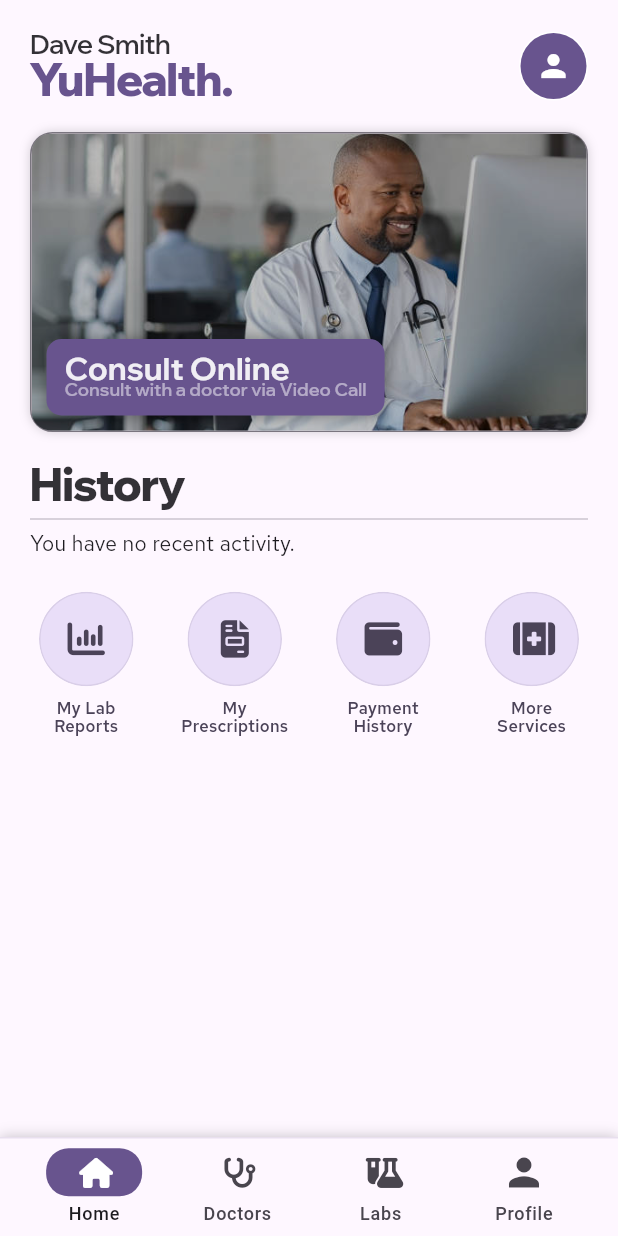
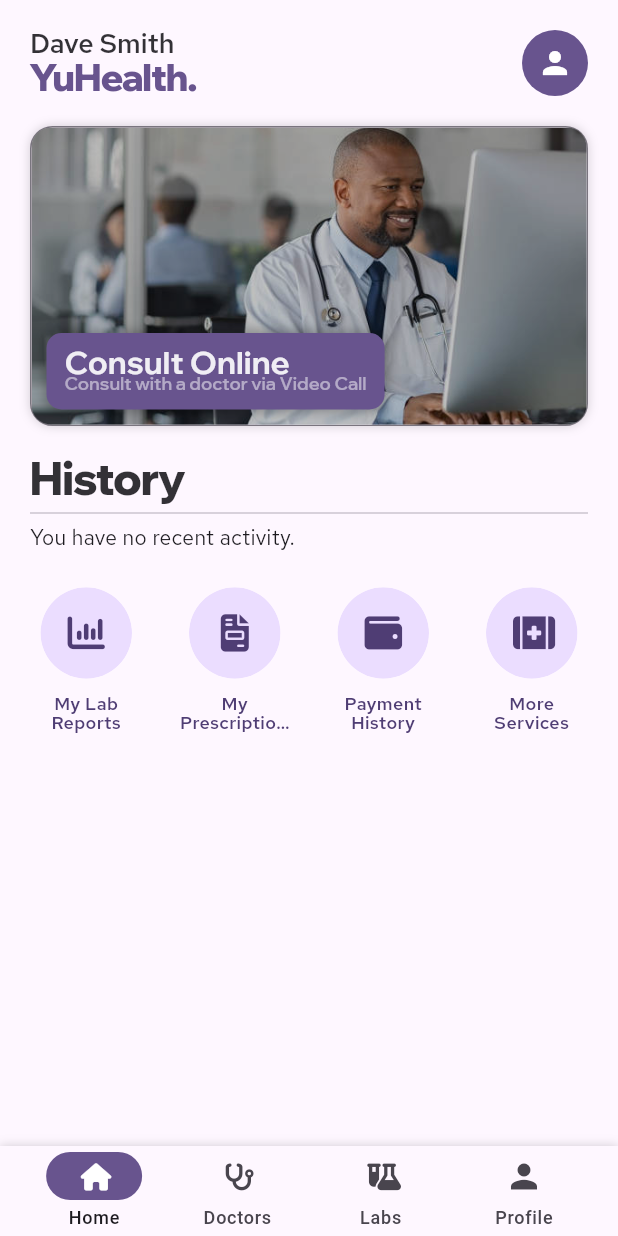
Before and after one commit to PremjithK/project_yu_health, a Flutter app: the HomePage screen opened directly, on a phone screen of 412 x 824 dp. Run offline on Flutter 3.47's test engine with Material 2 defaults, Android fonts, the phone set to English and light mode, and no system bars; our stand-ins replace bloc, font_awesome_flutter, get; generated files the repository leaves out were written again.

Commit message:
ui redesign

```diff
--- a/lib/app/view/app.dart
+++ b/lib/app/view/app.dart
@@ -10,8 +10,8 @@ class App extends StatelessWidget {
   @override
   Widget build(BuildContext context) {
     return GetMaterialApp(
-      theme: lightTheme2,
-      darkTheme: darkTheme2,
+      theme: lightTheme,
+      darkTheme: darkTheme,
       //themeMode: ThemeMode.system,
       debugShowCheckedModeBanner: false,
       localizationsDelegates: AppLocalizations.localizationsDelegates,
--- a/lib/custom_widgets/dashboard_circle_option.dart
+++ b/lib/custom_widgets/dashboard_circle_option.dart
@@ -1,4 +1,5 @@
 import 'package:flutter/material.dart';
+import 'package:yu_health/config/text_sizes.dart';
 import 'package:yu_health/custom_widgets/spacing.dart';
 import 'package:yu_health/custom_widgets/theme.dart';
 
@@ -22,7 +23,6 @@ class _DashboardCircleOptionState extends State<DashboardCircleOption> {
   Widget build(BuildContext context) {
     final theme = Theme.of(context).colorScheme;
     return SizedBox(
-      //color: Colors.red,
       width: 75,
       height: 110,
       child: Column(
@@ -34,26 +34,21 @@ class _DashboardCircleOptionState extends State<DashboardCircleOption> {
             color: Colors.transparent,
             child: InkWell(
               onTap: widget.onTap,
-              onTapDown: (details) {
-                // setState(() {});
-              },
+              onTapDown: (details) {},
               //
               // focusColor: theme.secondaryContainer,
-              // highlightColor: theme.secondaryContainer,
-              // splashColor: theme.secondaryContainer,
+              highlightColor: theme.primary,
+              splashColor: theme.primary,
               child: Ink(
                 height: 70,
                 padding: const EdgeInsets.all(18),
                 decoration: BoxDecoration(
                   shape: BoxShape.circle,
-                  color: theme.secondaryContainer,
-                  border: Border.all(
-                    color: theme.onSecondaryContainer.withOpacity(0.1),
-                  ),
+                  color: theme.primaryContainer,
                 ),
                 child: Icon(
                   widget.icon,
-                  color: theme.onSecondaryContainer,
+                  color: theme.onPrimaryContainer,
                   size: 25,
                 ),
               ),
@@ -63,10 +58,10 @@ class _DashboardCircleOptionState extends State<DashboardCircleOption> {
           Text(
             widget.caption,
             style: TextStyle(
-              fontSize: 11,
+              fontSize: TextSizes.b3,
               fontFamily: secondaryFont,
               fontWeight: FontWeight.w600,
-              color: theme.onSecondaryContainer,
+              color: theme.onPrimaryContainer,
               height: 1.1,
             ),
             overflow: TextOverflow.ellipsis,
--- a/lib/custom_widgets/doctor_search_result_card.dart
+++ b/lib/custom_widgets/doctor_search_result_card.dart
@@ -29,11 +29,8 @@ class DoctorSearchResultCard extends StatelessWidget {
           onTap: onTap,
           child: Ink(
             decoration: BoxDecoration(
-              color: theme.onBackground.withOpacity(0.05),
+              color: theme.onBackground.withOpacity(0.1),
               borderRadius: BorderRadius.circular(15),
-              border: Border.all(
-                color: theme.onPrimaryContainer.withOpacity(0.15),
-              ),
             ),
             child: Column(
               crossAxisAlignment: CrossAxisAlignment.start,
--- a/lib/custom_widgets/navigation_bar.dart
+++ b/lib/custom_widgets/navigation_bar.dart
@@ -1,14 +1,14 @@
 import 'package:flutter/material.dart';
 import 'package:font_awesome_flutter/font_awesome_flutter.dart';
 
-const double commonIconSize = 20;
+const double commonIconSize = 18;
 
 class MyNavigationBar extends StatelessWidget {
   const MyNavigationBar({
     required this.selectedIndex,
     required this.onDestinationSelected,
     this.backgroundColor = Colors.transparent,
-    this.height = 65,
+    this.height = 60,
     super.key,
   });
 
@@ -23,14 +23,15 @@ class MyNavigationBar extends StatelessWidget {
     return Padding(
       padding: const EdgeInsets.symmetric(horizontal: 15),
       child: NavigationBar(
+        animationDuration: const Duration(milliseconds: 500),
         height: height,
         indicatorColor: theme.primary,
         surfaceTintColor: theme.background,
         backgroundColor: backgroundColor,
         indicatorShape: const RoundedRectangleBorder(
           borderRadius: BorderRadius.horizontal(
-            left: Radius.circular(15),
-            right: Radius.circular(15),
+            left: Radius.circular(20),
+            right: Radius.circular(20),
           ),
         ),
         destinations: [
@@ -73,12 +74,12 @@ class MyNavigationBar extends StatelessWidget {
           NavigationDestination(
             icon: const Icon(
               Icons.person,
-              size: commonIconSize + 10,
+              size: commonIconSize + 8,
             ),
             selectedIcon: Icon(
               Icons.person,
               color: theme.onPrimary,
-              size: commonIconSize + 10,
+              size: commonIconSize + 8,
             ),
             label: 'Profile',
           ),
--- a/lib/custom_widgets/profile_avatar_circle.dart
+++ b/lib/custom_widgets/profile_avatar_circle.dart
@@ -19,12 +19,7 @@ class _ProfilePictureAvatarState extends State<ProfilePictureAvatar> {
     return GestureDetector(
       onTap: widget.onTap,
       child: Container(
-        decoration: BoxDecoration(
-          shape: BoxShape.circle,
-          border: Border.all(
-            color: theme.onPrimary,
-          ),
-        ),
+        decoration: const BoxDecoration(shape: BoxShape.circle),
         child: CircleAvatar(
           backgroundColor: theme.primary,
           minRadius: 22,
--- a/lib/custom_widgets/theme.dart
+++ b/lib/custom_widgets/theme.dart
@@ -6,15 +6,6 @@ const String primaryFont = 'Wix';
 const String secondaryFont = 'RedHat';
 const String monospacedFont = 'OxygenMono';
 
-// Text Theme
-const myTextTheme = TextTheme(
-  labelMedium: TextStyle(
-    fontSize: 12,
-    letterSpacing: 0,
-    fontWeight: FontWeight.w600,
-    fontFamily: primaryFont,
-  ),
-);
 ///////////////////////////////////////////////
 // Color Scheme
 const lightColorScheme = ColorScheme(
@@ -84,30 +75,25 @@ const darkColorScheme = ColorScheme(
   outlineVariant: Color(0xFF45464F),
   scrim: Color(0xFF000000),
 );
-
-// Theme Data Variables
-ThemeData lightTheme = ThemeData.from(
-  useMaterial3: true,
-  textTheme: myTextTheme,
-  colorScheme: lightColorScheme,
-);
-ThemeData darkTheme = ThemeData.from(
-  useMaterial3: true,
-  textTheme: myTextTheme,
-  colorScheme: darkColorScheme,
+// Text Theme
+const myTextTheme = TextTheme(
+  labelMedium: TextStyle(
+    fontSize: 12,
+    letterSpacing: 0,
+    fontWeight: FontWeight.w600,
+    fontFamily: primaryFont,
+  ),
 );
 
-ThemeData darkTheme2 = ThemeData(
-  useMaterial3: true,
-  appBarTheme: yuAppBarTheme,
-  colorScheme: darkColorScheme,
-  textTheme: myTextTheme,
-);
-ThemeData lightTheme2 = ThemeData(
-  useMaterial3: true,
-  appBarTheme: yuAppBarTheme,
-  colorScheme: lightColorScheme,
-  textTheme: myTextTheme,
+TooltipThemeData tooltipTheme = TooltipThemeData(
+  decoration: BoxDecoration(
+    color: Colors.grey.shade800,
+    borderRadius: BorderRadius.circular(15),
+  ),
+  textStyle: const TextStyle(
+    color: Colors.white,
+    fontFamily: primaryFont,
+  ),
 );
 
 AppBarTheme yuAppBarTheme = AppBarTheme(
@@ -127,3 +113,19 @@ AppBarTheme yuAppBarTheme = AppBarTheme(
   ),
   titleSpacing: 10,
 );
+
+//& Theme Data variables
+ThemeData darkTheme = ThemeData(
+  useMaterial3: true,
+  appBarTheme: yuAppBarTheme,
+  colorScheme: darkColorScheme,
+  textTheme: myTextTheme,
+  tooltipTheme: tooltipTheme,
+);
+ThemeData lightTheme = ThemeData(
+  useMaterial3: true,
+  appBarTheme: yuAppBarTheme,
+  colorScheme: lightColorScheme,
+  textTheme: myTextTheme,
+  tooltipTheme: tooltipTheme,
+);
--- a/lib/screens/dashboard_page/view/dashboard_page.dart
+++ b/lib/screens/dashboard_page/view/dashboard_page.dart
@@ -7,6 +7,7 @@ import 'package:yu_health/custom_widgets/image_banner_card.dart';
 import 'package:yu_health/custom_widgets/profile_avatar_circle.dart';
 import 'package:yu_health/custom_widgets/spacing.dart';
 import 'package:yu_health/custom_widgets/text.dart';
+import 'package:yu_health/custom_widgets/theme.dart';
 
 class DashboardPage extends StatefulWidget {
   const DashboardPage({super.key});
@@ -35,7 +36,7 @@ class _DashboardPageState extends State<DashboardPage> {
                   children: [
                     MyHeading(
                       text: 'Dave Smith',
-                      letterSpacing: -0.5,
+                      fontFamily: secondaryFont,
                       size: TextSizes.h6,
                       weight: FontWeight.w600,
                     ),
@@ -43,7 +44,7 @@ class _DashboardPageState extends State<DashboardPage> {
                       text: 'YuHealth.',
                       letterSpacing: -1,
                       color: theme.primary,
-                      size: TextSizes.h3,
+                      size: TextSizes.h4,
                     ),
                   ],
                 ),
--- a/lib/screens/home_page/view/home_page.dart
+++ b/lib/screens/home_page/view/home_page.dart
@@ -34,23 +34,17 @@ class _HomePageState extends State<HomePage> {
   Widget build(BuildContext context) {
     final theme = Theme.of(context).colorScheme;
 
-    //? UI
     return Scaffold(
       backgroundColor: theme.background,
       body: _pages[_selectedtIndex],
-      //? NAVIGATION BAR
+      //& NAVIGATION BAR
       bottomNavigationBar: Container(
         decoration: BoxDecoration(
-          border: Border(
-            top: BorderSide(
-              color: theme.primary.withOpacity(0.15),
-            ),
-          ),
           color: theme.background,
           boxShadow: [
             BoxShadow(
-              color: theme.onBackground.withOpacity(0.25),
-              blurRadius: 7,
+              color: theme.onBackground.withOpacity(0.20),
+              blurRadius: 5,
             ),
           ],
         ),
```
Also changed, not shown: lib/custom_widgets/dashboard_long_option.dart (deleted, +0 -92 lines), lib/custom_widgets/profile_picture_large.dart (+4 -4 lines), lib/screens/user_profile_page/view/user_profile_page.dart (+48 -15 lines).
